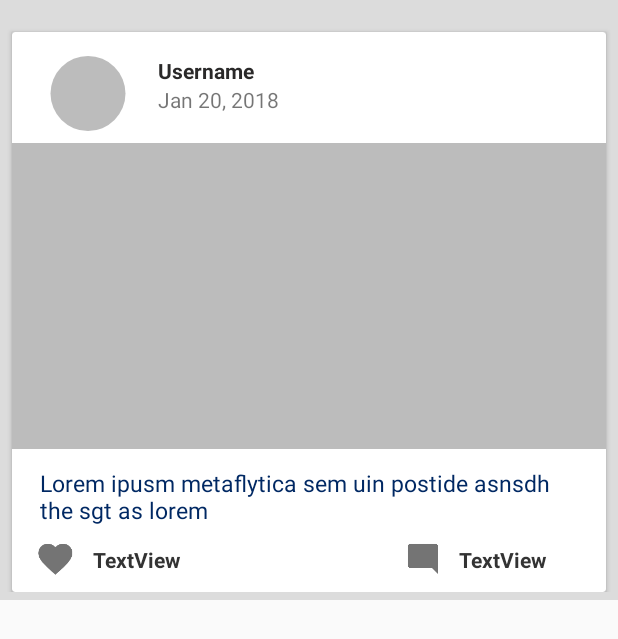
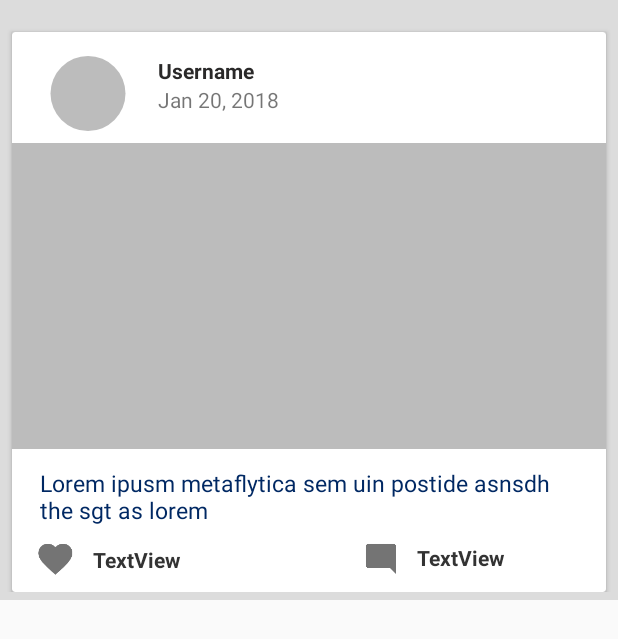
Before and after one commit to AshishSalaskar1/BlogApp_Android, an Android app: the layout blog_list_item.xml on its own in the app's theme, with its tools: preview values and no code run, on a phone screen of 412 x 824 dp. Shown: the top 639 px of the screen. Run offline under Robolectric (Android 15) with nearby library versions, the phone set to English and light mode, and no system bars; Roboto replaces fonts that are not available here.

Commit message:
Fixed comments Display above 10 Comments

```diff
--- a/app/src/main/res/layout/blog_list_item.xml
+++ b/app/src/main/res/layout/blog_list_item.xml
@@ -41,12 +41,12 @@
                 android:layout_width="28dp"
                 android:layout_height="28dp"
                 android:layout_marginBottom="8dp"
-                android:layout_marginStart="260dp"
+                android:layout_marginStart="232dp"
                 android:layout_marginTop="8dp"
                 app:layout_constraintBottom_toBottomOf="parent"
                 app:layout_constraintStart_toStartOf="parent"
                 app:layout_constraintTop_toBottomOf="@+id/blogDescription"
-                app:layout_constraintVertical_bias="0.0"
+                app:layout_constraintVertical_bias="1.0"
                 app:srcCompat="@drawable/action_comment_icon_web" />
 
             <de.hdodenhof.circleimageview.CircleImageView
@@ -126,10 +126,10 @@
 
             <TextView
                 android:id="@+id/blog_comment_count"
-                android:layout_width="80dp"
+                android:layout_width="121dp"
                 android:layout_height="19dp"
                 android:layout_marginBottom="12dp"
-                android:layout_marginStart="256dp"
+                android:layout_marginStart="228dp"
                 android:layout_marginTop="8dp"
                 android:text="TextView"
                 android:textColor="#333333"
@@ -137,7 +137,7 @@
                 app:layout_constraintBottom_toBottomOf="parent"
                 app:layout_constraintStart_toEndOf="@+id/blog_like"
                 app:layout_constraintTop_toBottomOf="@+id/blogDescription"
-                app:layout_constraintVertical_bias="1.0" />
+                app:layout_constraintVertical_bias="0.692" />
 
         </android.support.constraint.ConstraintLayout>
     </android.support.v7.widget.CardView>
```
